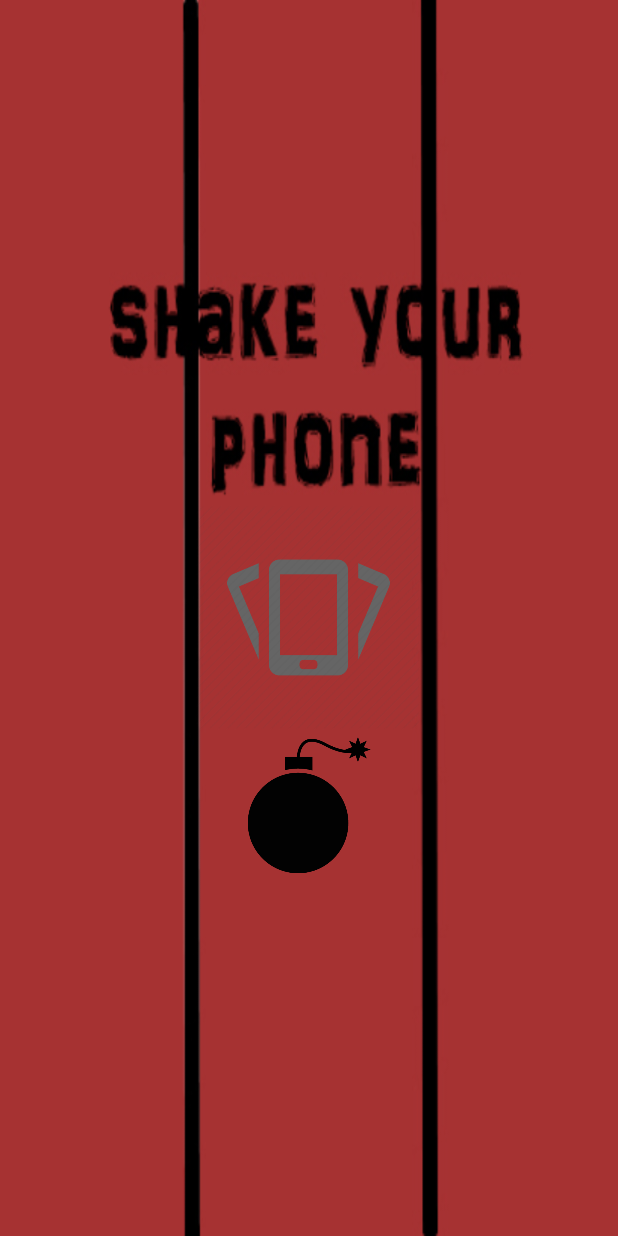
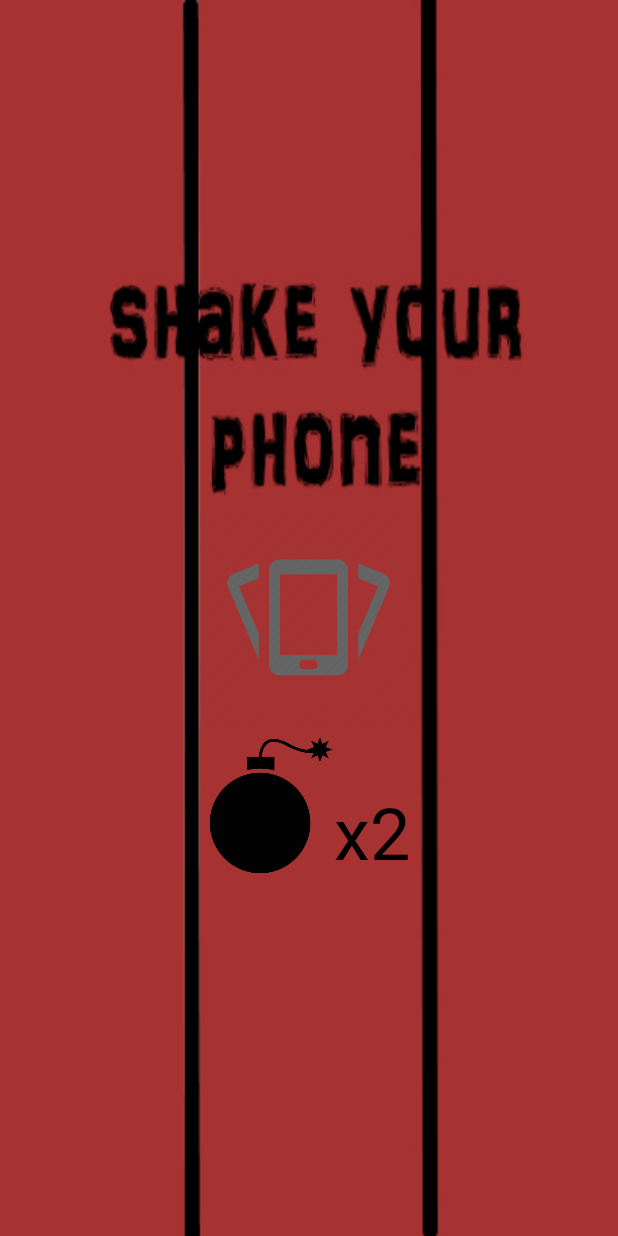
Before and after one commit to dorislee1112/Running-Man-Android, an Android app: the MainActivity screen opened directly, with no data from a screen before it, on a phone screen of 412 x 824 dp. Run offline under Robolectric (Android 15) with nearby library versions, the phone set to English and light mode, and no system bars.

Commit message:
count bomb finish

```diff
--- a/app/src/main/AndroidManifest.xml
+++ b/app/src/main/AndroidManifest.xml
@@ -37,6 +37,7 @@
     <activity
             android:name=".MainActivity"
             android:label=".activity_main"
+            android:screenOrientation="portrait"
            ></activity>
         <activity
             android:name=".SelectActivity"
--- a/app/src/main/java/com/example/user/sunsonfinalproject/MainActivity.java
+++ b/app/src/main/java/com/example/user/sunsonfinalproject/MainActivity.java
@@ -7,10 +7,13 @@ import android.hardware.SensorEvent;
 import android.hardware.SensorEventListener;
 import android.hardware.SensorManager;
 import android.os.Bundle;
+import android.os.Handler;
+import android.os.Message;
 import android.support.v7.app.AppCompatActivity;
 import android.util.Log;
 import android.view.MotionEvent;
 import android.view.View;
+import android.widget.TextView;
 
 import java.io.BufferedReader;
 import java.io.IOException;
@@ -28,12 +31,14 @@ public class MainActivity extends AppCompatActivity {
     private double mSpeed;                 //甩動力道數度
     private long mLastUpdateTime;           //觸發時間
 
-    int num = 0, begin=0;
-    double sleep=0;
-    private int serverPort1=EntryActivity.serverPort;
-    private Socket clientSocket1=ConnectActivity.clientSocket;
-    private BufferedReader br1=ConnectActivity.br;
-    private PrintWriter writer1=ConnectActivity.writer;
+    int bomb_left = 2;
+
+    int num = 0, begin = 0;
+    double sleep = 0;
+    private int serverPort1 = EntryActivity.serverPort;
+    private Socket clientSocket1 = ConnectActivity.clientSocket;
+    private BufferedReader br1 = ConnectActivity.br;
+    private PrintWriter writer1 = ConnectActivity.writer;
     Thread thread;
 
     //甩動力道數度設定值 (數值越大需甩動越大力，數值越小輕輕甩動即會觸發)
@@ -48,6 +53,8 @@ public class MainActivity extends AppCompatActivity {
         super.onCreate(savedInstanceState);
         setContentView(R.layout.activity_main);
         mainUI = new MainUI(this);
+
+        mainUI.bomb_num.setText("x" + bomb_left);
         //   thread=new Thread(Connection);                //賦予執行緒工作
         //   thread.start();
 
@@ -75,58 +82,11 @@ public class MainActivity extends AppCompatActivity {
                 return true;
             }
         });
-    //    thread=new Thread(Connection);
-    //    thread.start();
-
     }
 
-   /* private Runnable Connection=new Runnable() {
-        public void run() {
-            while(true) {
-                // TODO Auto-generated method st
-                try {
-                    String line = br1.readLine();
-                    Log.d("TAG", "已讀"+line);
-                    if (line.equals("one")) {
-                        System.out.println("FIRST!!");
-                        Intent intent = new Intent();
-                        intent.setClass(MainActivity.this, FirstActivity.class);
-                        MainActivity.this.startActivity(intent);
-                        break;
-                    } else if (line.equals("two")) {
-                        System.out.println("SECOND!!");
-                        Intent intent = new Intent();
-                        intent.setClass(MainActivity.this, SecondActivity.class);
-                        MainActivity.this.startActivity(intent);
-                        break;
-                    } else if (line.equals("three")) {
-                        System.out.println("THIRD!!");
-                        Intent intent = new Intent();
-                        intent.setClass(MainActivity.this, ThirdActivity.class);
-                        MainActivity.this.startActivity(intent);
-                        break;
-                    } else if (line.equals("four")) {
-                        System.out.println("FORTH!!");
-                        Intent intent = new Intent();
-                        intent.setClass(MainActivity.this, ForthActivity.class);
-                        MainActivity.this.startActivity(intent);
-                        break;
-                    }
-                    else if (line.equals("sleep")) {
-                        sleep = 100000000;
-                    }
+    private SensorEventListener SensorListener = new SensorEventListener() {
 
-                } catch (IOException e) {
-                    e.printStackTrace();
-                }
-            }
-        }
-    };*/
-    private SensorEventListener SensorListener = new SensorEventListener()
-    {
-
-        public void onSensorChanged(SensorEvent mSensorEvent)
-        {
+        public void onSensorChanged(SensorEvent mSensorEvent) {
             //當前觸發時間
             long mCurrentUpdateTime = System.currentTimeMillis();
 
@@ -153,51 +113,43 @@ public class MainActivity extends AppCompatActivity {
             mLastZ = z;
 
             //體感(Sensor)甩動力道速度公式
-            mSpeed = Math.sqrt(mDeltaX * mDeltaX + mDeltaY * mDeltaY + mDeltaZ * mDeltaZ)/ mTimeInterval * 10000;
+            mSpeed = Math.sqrt(mDeltaX * mDeltaX + mDeltaY * mDeltaY + mDeltaZ * mDeltaZ) / mTimeInterval * 10000;
             //若體感(Sensor)甩動速度大於等於甩動設定值則進入 (達到甩動力道及速度)
-            if (mSpeed >= SPEED_SHRESHOLD)
-            {
+            if (mSpeed >= SPEED_SHRESHOLD) {
                 //達到搖一搖甩動後要做的事情
 
-                Log.d("TAG", "搖一搖中..."+num);
-             /*   if(begin == 1) {
-                    tmpThread();
-                }
-                else{
-                    begin = 1;
-                }*/
+                Log.d("TAG", "搖一搖中..." + num);
 
                 tmpThread();
                 writer1.println(num);
                 writer1.flush();
-                while(sleep > 0 ){
-                    sleep-=0.1;
+                while (sleep > 0) {
+                    sleep -= 0.1;
                 }
                 num++;
 
             }
         }
 
-        public void onAccuracyChanged(Sensor sensor , int accuracy)
-        {
+        public void onAccuracyChanged(Sensor sensor, int accuracy) {
         }
     };
+
     @Override
-    protected void onDestroy()
-    {
+    protected void onDestroy() {
         super.onDestroy();
         //在程式關閉時移除體感(Sensor)觸發
         mSensorManager.unregisterListener(SensorListener);
     }
 
-   public void tmpThread(){
-       Thread readOneTime = new Thread(new Runnable()  {
+    public void tmpThread() {
+        Thread readOneTime = new Thread(new Runnable() {
             public void run() {
-               while(true) {
+                while (true) {
                     // TODO Auto-generated method st
                     try {
                         String line = br1.readLine();
-                       Log.d("TAG", "已讀"+line);
+                        Log.d("TAG", "已讀" + line);
                         if (line.equals("one")) {
                             System.out.println("FIRST!!");
                             Intent intent = new Intent();
@@ -222,35 +174,38 @@ public class MainActivity extends AppCompatActivity {
                             intent.setClass(MainActivity.this, ForthActivity.class);
                             MainActivity.this.startActivity(intent);
                             break;
-                       }
-                       else if (line.equals("sleep")) {
-                           sleep = 7500000;
+                        } else if (line.equals("sleep")) {
+                            sleep = 8000000;
+                        } else if (line.equals("success")) {
+                            System.out.println("-----------------in success-----------------------");
+                            bomb_left--;
+                            System.out.println(bomb_left);
                         }
 
-                   } catch (IOException e) {
+                       // Thread.sleep(100);
+                        Message msg = new Message();
+                        uiMessageHandler.sendMessage(msg);
+
+                    } catch (Exception e) {
                         e.printStackTrace();
                     }
+
+                    //bomb_num.setText("x"+bomb_left);
+                    //System.out.println("bombleft: "+bomb_left);
                 }
             }
         });
         readOneTime.start();
     }
-/*    public void tmpThread(){
-        Thread readOneTime = new Thread(new Runnable() {
+
+    Handler uiMessageHandler = new Handler() {
         @Override
-            public void run() {
-                try {
-                    String line = br1.readLine();
-                    Log.d("TAG", "已讀"+line);
-                    if (line.equals("sleep")) {
-                        sleep = 100000000;
+        public void handleMessage(Message msg) {
+            //讀出ui.xml中的描述用TextView
+            TextView bomb_num = (TextView) findViewById(R.id.bomb_num);
+            bomb_num.setText("x" + bomb_left);
+            System.out.println("bombleft: " + bomb_left);
+            super.handleMessage(msg);
         }
-                } catch (IOException e) {
+    };
 }
-            }
-        });
-        readOneTime.start();
-    }
-*/
-
-}
--- a/app/src/main/java/com/example/user/sunsonfinalproject/MainUI.java
+++ b/app/src/main/java/com/example/user/sunsonfinalproject/MainUI.java
@@ -2,14 +2,18 @@ package com.example.user.sunsonfinalproject;
 
 import android.app.Activity;
 import android.widget.ImageButton;
+import android.widget.TextView;
 
 /**
  * Created by chanhua on 16/5/12.
  */
 public class MainUI {
     public ImageButton bomb;
+    public TextView bomb_num;
 
     public MainUI(Activity activity) {
+
         bomb = (ImageButton) activity.findViewById(R.id.bomb);
+        bomb_num=(TextView) activity.findViewById(R.id.bomb_num);
     }
 }
--- a/app/src/main/res/layout/activity_main.xml
+++ b/app/src/main/res/layout/activity_main.xml
@@ -45,6 +45,19 @@
         android:focusable="true"
         android:focusableInTouchMode="true"
         android:layout_below="@+id/imageView2"
-        android:layout_centerHorizontal="true" />
+        android:layout_alignLeft="@+id/imageView2"
+        android:layout_alignStart="@+id/imageView2" />
+
+    <TextView
+        android:layout_width="wrap_content"
+        android:layout_height="wrap_content"
+        android:text="x2"
+        android:id="@+id/bomb_num"
+        android:textSize="48dp"
+        android:textColor="#000000"
+        android:layout_alignBottom="@+id/bomb"
+        android:layout_marginLeft="-8dp"
+        android:layout_toRightOf="@+id/bomb"
+        android:layout_toEndOf="@+id/bomb" />
 
 </RelativeLayout>
--- a/app/src/main/res/layout/entry.xml
+++ b/app/src/main/res/layout/entry.xml
@@ -46,7 +46,7 @@
         android:layout_below="@+id/ic_launcher"
         android:layout_toRightOf="@+id/textView"
         android:layout_toEndOf="@+id/textView"
-        android:text="172.20.10.8" />
+        android:text="140.114.134.7" />
 
     <TextView
         android:layout_width="wrap_content"
```
Lines whose indentation alone changed are shown as unchanged.
